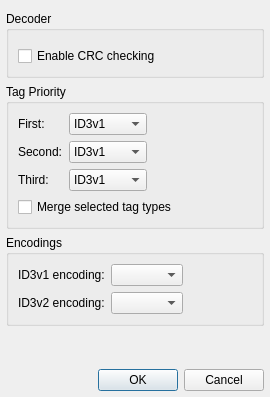
Greedysky/TTKMusicPlayer, file qmmp/src/plugins/Input/mpeg/settingsdialog.ui: the form before one commit.
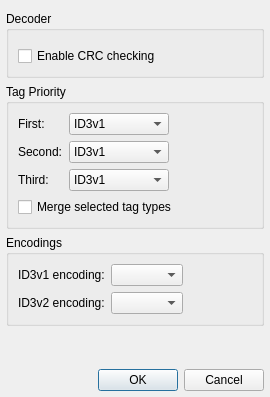
The form after the commit.

```diff
--- a/qmmp/src/plugins/Input/mpeg/settingsdialog.ui
+++ b/qmmp/src/plugins/Input/mpeg/settingsdialog.ui
@@ -112,6 +112,12 @@
           <verstretch>0</verstretch>
          </sizepolicy>
         </property>
+        <property name="minimumSize">
+         <size>
+          <width>100</width>
+          <height>0</height>
+         </size>
+        </property>
         <property name="currentIndex">
          <number>0</number>
         </property>
@@ -161,6 +167,12 @@
           <verstretch>0</verstretch>
          </sizepolicy>
         </property>
+        <property name="minimumSize">
+         <size>
+          <width>100</width>
+          <height>0</height>
+         </size>
+        </property>
         <property name="currentIndex">
          <number>0</number>
         </property>
@@ -210,6 +222,12 @@
           <verstretch>0</verstretch>
          </sizepolicy>
         </property>
+        <property name="minimumSize">
+         <size>
+          <width>100</width>
+          <height>0</height>
+         </size>
+        </property>
         <property name="currentIndex">
          <number>0</number>
         </property>
```
